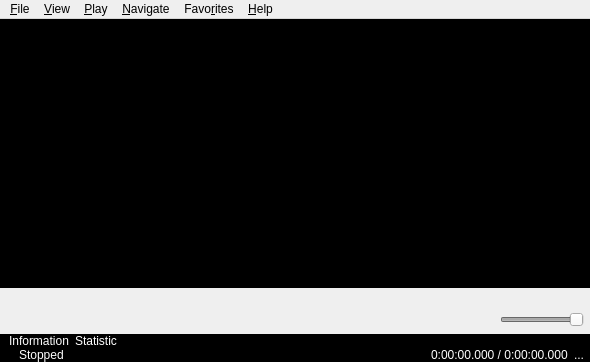
This is mainwindow.ui in mpc-qt/mpc-qt as Qt 5 draws it before an edit. The edited form follows.
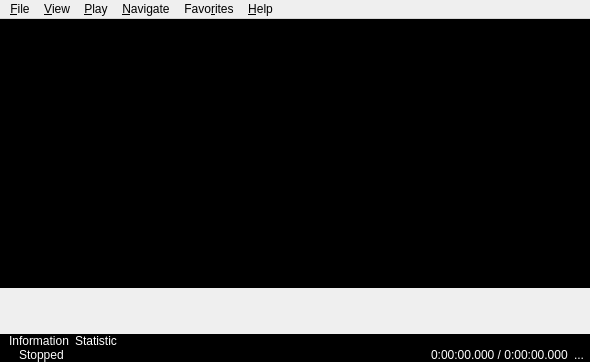
This is the edited form. Icons and pictures are not drawn.

Commit message: mainwindow: use homegrown volume slider instead of stock slider

What changed in the file:
```diff
--- a/mainwindow.ui
+++ b/mainwindow.ui
@@ -102,7 +102,7 @@
        </item>
        <item>
         <widget class="QWidget" name="controlbar" native="true">
-         <layout class="QHBoxLayout" name="_3" stretch="0,0,0,0,0,0,0,0,0,0,0,1,0,0">
+         <layout class="QHBoxLayout" name="_3" stretch="0,0,0,0,0,0,0,0,0,0,0,1,0">
           <property name="leftMargin">
            <number>6</number>
           </property>
@@ -306,31 +306,6 @@
             </property>
            </widget>
           </item>
-          <item>
-           <widget class="QSlider" name="volume">
-            <property name="enabled">
-             <bool>false</bool>
-            </property>
-            <property name="minimumSize">
-             <size>
-              <width>64</width>
-              <height>0</height>
-             </size>
-            </property>
-            <property name="maximum">
-             <number>100</number>
-            </property>
-            <property name="value">
-             <number>100</number>
-            </property>
-            <property name="tracking">
-             <bool>false</bool>
-            </property>
-            <property name="orientation">
-             <enum>Qt::Horizontal</enum>
-            </property>
-           </widget>
-          </item>
          </layout>
         </widget>
        </item>
```
The commit also changes 2 other files.
